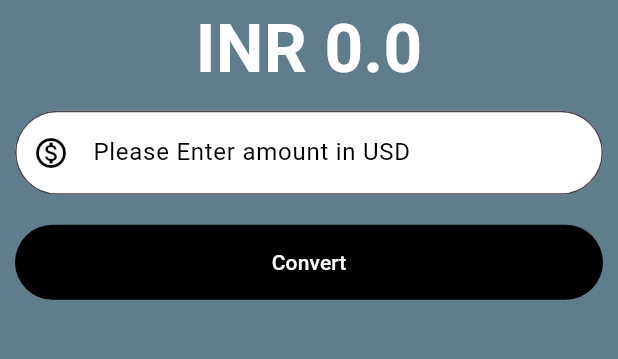
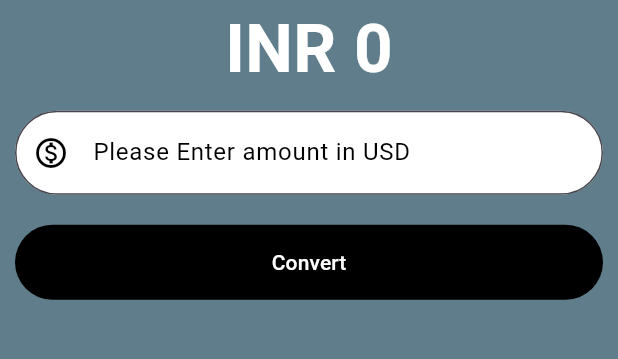
Before and after one commit to AnkanaC/Currency-Converter, a Flutter app: the screen it shows after launch, on a phone screen of 412 x 824 dp, the part 535-894 px from its top. Run offline on Flutter 3.47's test engine with Material 3 defaults, Android fonts, the phone set to English and light mode, and no system bars.

Commit message:
initial commit

```diff
--- a/lib/currency_converter_material_page.dart
+++ b/lib/currency_converter_material_page.dart
@@ -4,6 +4,7 @@ class CurrencyConverterMaterialPage extends StatefulWidget {
   const CurrencyConverterMaterialPage({super.key});
 
   @override
+  // ignore: library_private_types_in_public_api
   _CurrencyConverterMaterialPageState createState() =>
       _CurrencyConverterMaterialPageState();
 }
@@ -12,17 +13,10 @@ class _CurrencyConverterMaterialPageState
     extends State<CurrencyConverterMaterialPage> {
   final TextEditingController textEditingController = TextEditingController();
   double result = 0;
+  String errorMessage = '';
 
   @override
   Widget build(BuildContext context) {
-    final border = OutlineInputBorder(
-      borderRadius: BorderRadius.circular(5),
-      borderSide: const BorderSide(
-        width: 2.0,
-        style: BorderStyle.solid,
-        color: Colors.black,
-      ),
-    );
     return Scaffold(
       backgroundColor: Colors.blueGrey,
       appBar: AppBar(
@@ -44,7 +38,7 @@ class _CurrencyConverterMaterialPageState
               ),
             ),
             Text(
-              "INR $result",
+              "INR ${result != 0 ? result.toStringAsFixed(2) : result.toStringAsFixed(0)}",
               textDirection: TextDirection.ltr,
               style: const TextStyle(
                 fontSize: 45,
@@ -73,6 +67,7 @@ class _CurrencyConverterMaterialPageState
                   border: OutlineInputBorder(
                     borderRadius: BorderRadius.circular(60),
                   ),
+                  errorText: errorMessage.isEmpty ? null : errorMessage,
                 ),
                 keyboardType: const TextInputType.numberWithOptions(
                     signed: false, decimal: true),
@@ -83,7 +78,13 @@ class _CurrencyConverterMaterialPageState
               child: TextButton(
                 onPressed: () {
                   setState(() {
-                    result = double.parse(textEditingController.text) * 81;
+                    try {
+                      result = double.parse(textEditingController.text) * 81;
+                      errorMessage = '';
+                    } catch (e) {
+                      errorMessage = 'Please enter a valid number';
+                      result = 0;
+                    }
                   });
                 },
                 style: TextButton.styleFrom(
```
